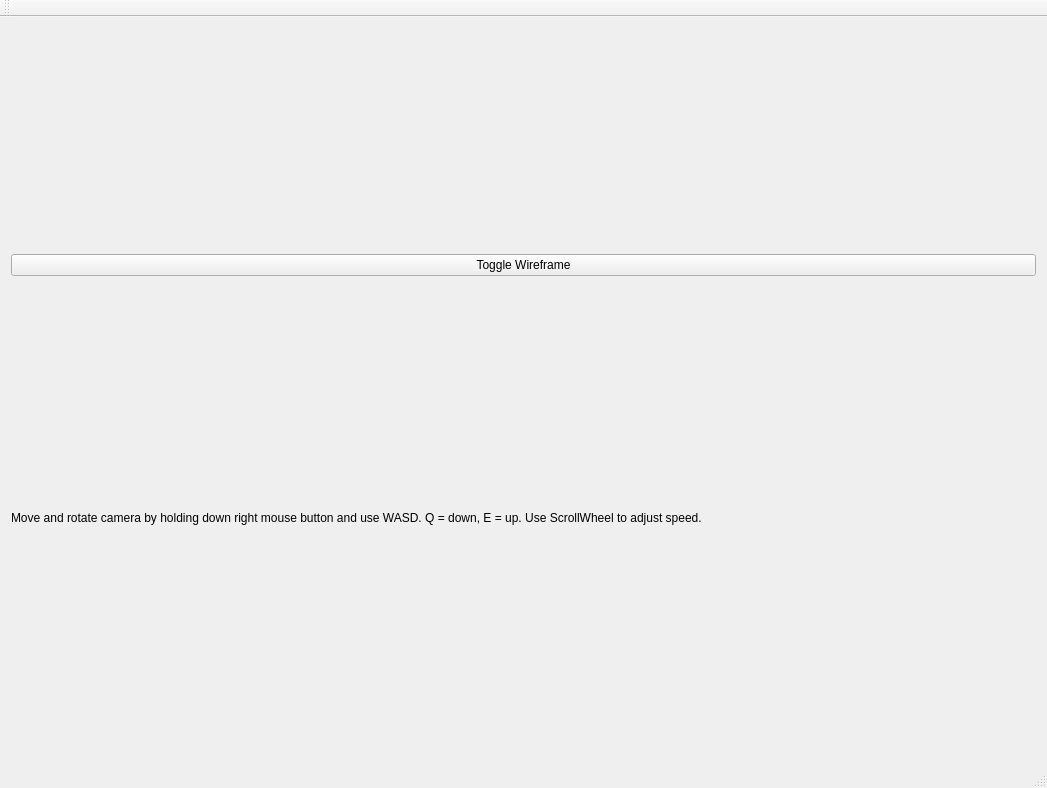
The window that mainwindow.ui (FredrikEik/Game_Engine_Architecture) describes before a commit, drawn with Qt 5.
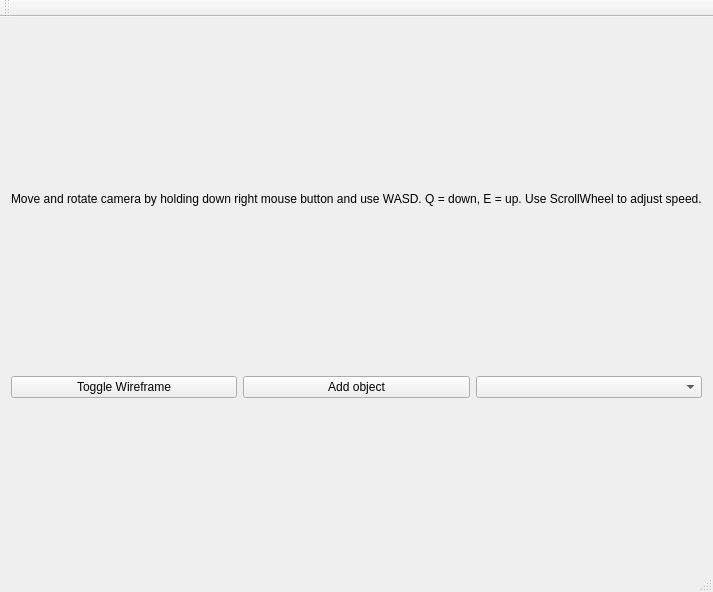
The same window after the commit.

Patch:
```diff
--- a/mainwindow.ui
+++ b/mainwindow.ui
@@ -6,8 +6,8 @@
    <rect>
     <x>0</x>
     <y>0</y>
-    <width>1047</width>
-    <height>788</height>
+    <width>674</width>
+    <height>592</height>
    </rect>
   </property>
   <property name="windowTitle">
@@ -15,16 +15,6 @@
   </property>
   <widget class="QWidget" name="centralWidget">
    <layout class="QVBoxLayout" name="verticalLayout">
-    <item>
-     <widget class="QPushButton" name="pushButton">
-      <property name="text">
-       <string>Toggle Wireframe</string>
-      </property>
-      <property name="checkable">
-       <bool>true</bool>
-      </property>
-     </widget>
-    </item>
     <item>
      <widget class="QLabel" name="label">
       <property name="sizePolicy">
@@ -44,6 +34,52 @@
       </property>
      </widget>
     </item>
+    <item>
+     <layout class="QHBoxLayout" name="horizontalLayout_2">
+      <item>
+       <widget class="QPushButton" name="pushButton">
+        <property name="text">
+         <string>Toggle Wireframe</string>
+        </property>
+        <property name="checkable">
+         <bool>true</bool>
+        </property>
+       </widget>
+      </item>
+      <item>
+       <widget class="QPushButton" name="pushButton_2">
+        <property name="text">
+         <string>Add object</string>
+        </property>
+       </widget>
+      </item>
+      <item>
+       <widget class="QComboBox" name="comboBox">
+        <property name="autoFillBackground">
+         <bool>false</bool>
+        </property>
+        <property name="placeholderText">
+         <string>Select Object</string>
+        </property>
+        <item>
+         <property name="text">
+          <string>Box</string>
+         </property>
+        </item>
+        <item>
+         <property name="text">
+          <string>Triangle</string>
+         </property>
+        </item>
+        <item>
+         <property name="text">
+          <string>Pyramid</string>
+         </property>
+        </item>
+       </widget>
+      </item>
+     </layout>
+    </item>
     <item>
      <layout class="QVBoxLayout" name="OpenGLLayout"/>
     </item>
```
Left out of the diff: 4 changed lines with no effect on the pictures.
